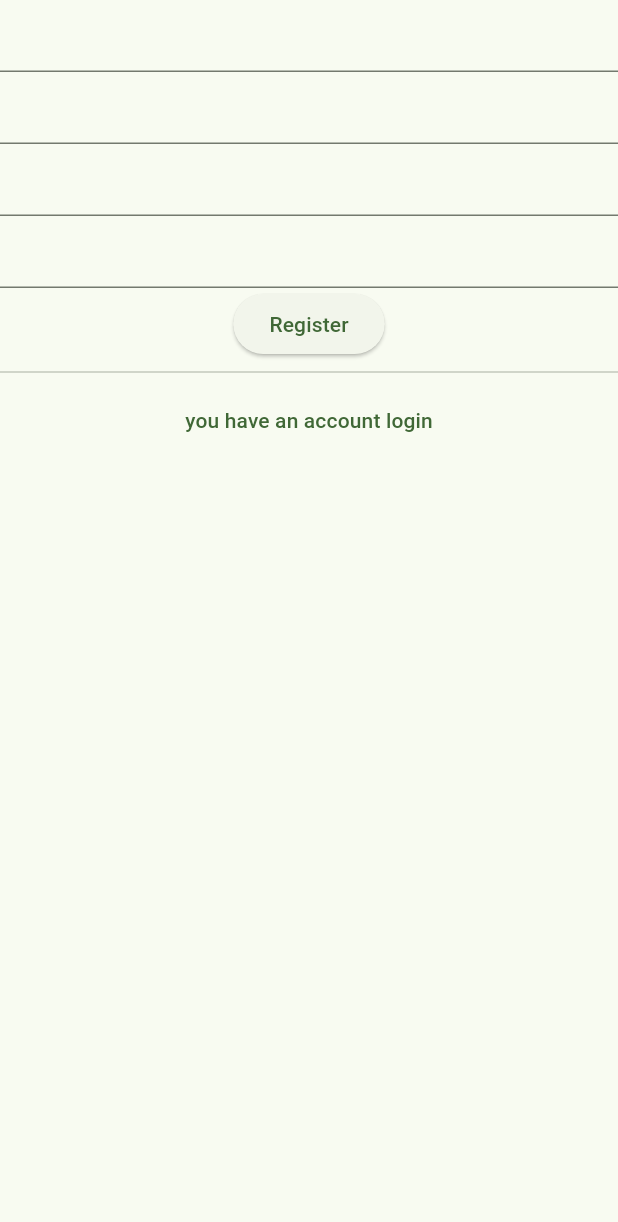
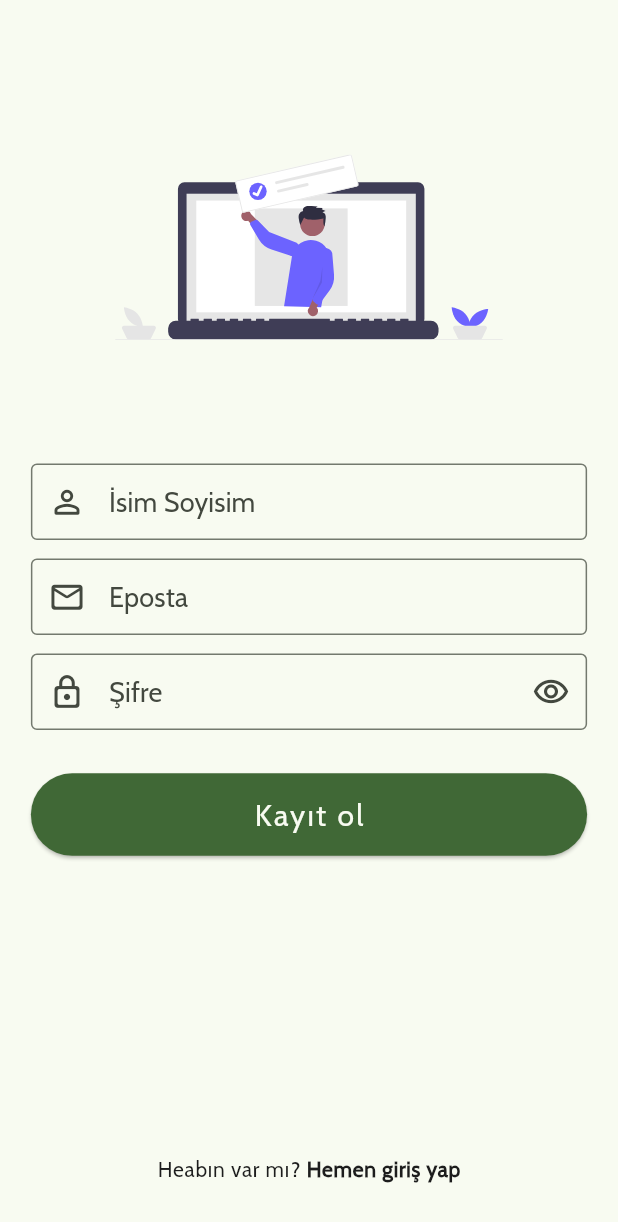
Before and after one commit to suleymangunes/traveling-partner, a Flutter app: the RegisterView screen opened directly, on a phone screen of 412 x 824 dp. Shown: the top 1222 px of the screen. Run offline on Flutter 3.47's test engine with Material 3 defaults, Android fonts, the phone set to English and light mode, and no system bars; our stand-ins replace auto_route, cloud_firestore, equatable, firebase_auth, firebase_core, flutter_bloc and 4 more; accounts and stored records are empty.

Commit message:
Register page design completed and code refactored

```diff
--- a/lib/core/constants/svg/svg_enum.dart
+++ b/lib/core/constants/svg/svg_enum.dart
@@ -1,6 +1,7 @@
 enum SvgEnum {
   traveling('traveling'),
   gooogle('google'),
+  register('register'),
   ;
 
   const SvgEnum(this.value);
--- a/lib/core/init/localization/locale_keys.dart
+++ b/lib/core/init/localization/locale_keys.dart
@@ -19,4 +19,9 @@ abstract class LocaleKeys {
       'İşlem yapılırken beklenmedik bir hataya rastlandı. Lütfen tekrar deneyin.';
   static const String tryAgain = 'Tekrar Dene';
   static const String signOut = 'Çıkış Yap';
+  static const String haveAccount = 'Heabın var mı? ';
+  static const String loginNow = 'Hemen giriş yap';
+  static const String nameSurname = 'İsim Soyisim';
+  static const String validName = 'Geçerli bir isim soyisim girin';
+  static const String signUp = 'Kayıt ol';
 }
--- /dev/null
+++ b/lib/view/_product/register/widget/button/register_button.dart
@@ -0,0 +1,57 @@
+import 'package:cloud_firestore/cloud_firestore.dart';
+import 'package:firebase_auth/firebase_auth.dart';
+import 'package:flutter/material.dart';
+import 'package:traveling_partner/core/extension/constant/constant_extension.dart';
+import 'package:traveling_partner/core/extension/text/text_extension.dart';
+import 'package:traveling_partner/core/init/localization/locale_keys.dart';
+
+class RegisterButton extends StatelessWidget {
+  const RegisterButton({
+    super.key,
+    required GlobalKey<FormState> formKey,
+    required TextEditingController nameController,
+    required TextEditingController emailController,
+    required TextEditingController passwordController,
+  })  : _formKey = formKey,
+        _nameController = nameController,
+        _emailController = emailController,
+        _passwordController = passwordController;
+
+  final GlobalKey<FormState> _formKey;
+  final TextEditingController _nameController;
+  final TextEditingController _emailController;
+  final TextEditingController _passwordController;
+
+  @override
+  Widget build(BuildContext context) {
+    return ElevatedButton(
+      style: ElevatedButton.styleFrom(
+        backgroundColor: context.colorScheme.primary,
+        padding: context.buttonPadding,
+        minimumSize: context.buttonSized,
+      ),
+      onPressed: () async {
+        if (_formKey.currentState!.validate()) {
+          print(_nameController.text);
+          print(_emailController.text);
+          print(_passwordController.text);
+
+          // await AuthService().createPerson("name", "email", "password");
+          await FirebaseAuth.instance.createUserWithEmailAndPassword(
+              email: "email7@gmail.com", password: "password");
+          await FirebaseFirestore.instance
+              .collection("Users")
+              .doc("email")
+              .set({
+            "name": "suleyman",
+            "email": "asdf",
+          });
+        }
+      },
+      child: Text(
+        LocaleKeys.signUp,
+        style: context.titleLargeSpacingBg,
+      ),
+    );
+  }
+}
--- /dev/null
+++ b/lib/view/_product/register/widget/image/register_image.dart
@@ -0,0 +1,20 @@
+import 'package:flutter/material.dart';
+import 'package:flutter_svg/svg.dart';
+import 'package:traveling_partner/core/constants/svg/svg_enum.dart';
+import 'package:traveling_partner/core/extension/context/context_extension.dart';
+
+class RegisterImage extends StatelessWidget {
+  const RegisterImage({
+    super.key,
+  });
+
+  @override
+  Widget build(BuildContext context) {
+    return SizedBox(
+      height: context.svgBigHeight,
+      child: SvgPicture.asset(
+        SvgEnum.register.path,
+      ),
+    );
+  }
+}
--- /dev/null
+++ b/lib/view/_product/register/widget/textbutton/login_now.dart
@@ -0,0 +1,32 @@
+import 'package:flutter/material.dart';
+import 'package:traveling_partner/core/extension/text/text_extension.dart';
+import 'package:traveling_partner/core/init/localization/locale_keys.dart';
+import 'package:traveling_partner/core/init/navigation/app_router_object.dart';
+
+class LoginNow extends StatelessWidget {
+  const LoginNow({
+    super.key,
+  });
+
+  @override
+  Widget build(BuildContext context) {
+    return TextButton(
+      onPressed: () {
+        AppRouterObject.appRouter.maybePop();
+      },
+      child: RichText(
+          text: TextSpan(
+        children: [
+          TextSpan(
+            style: context.bodyLarge,
+            text: LocaleKeys.haveAccount,
+          ),
+          TextSpan(
+            style: context.bodyLargeBold,
+            text: LocaleKeys.loginNow,
+          ),
+        ],
+      )),
+    );
+  }
+}
--- /dev/null
+++ b/lib/view/_product/register/widget/textfield/name_surname_text_field.dart
@@ -0,0 +1,33 @@
+import 'package:flutter/material.dart';
+import 'package:traveling_partner/core/extension/constant/constant_extension.dart';
+import 'package:traveling_partner/core/extension/text/text_extension.dart';
+import 'package:traveling_partner/core/extension/validator/string_validator.dart';
+import 'package:traveling_partner/core/init/localization/locale_keys.dart';
+
+class NameSurnameTextField extends StatelessWidget {
+  const NameSurnameTextField({
+    super.key,
+    required TextEditingController nameController,
+  }) : _nameController = nameController;
+
+  final TextEditingController _nameController;
+
+  @override
+  Widget build(BuildContext context) {
+    return TextFormField(
+      controller: _nameController,
+      decoration: InputDecoration(
+        isDense: true,
+        border: const OutlineInputBorder(),
+        hintText: LocaleKeys.nameSurname,
+        prefixIcon: Icon(
+          Icons.person_outline_rounded,
+          size: context.iconSize,
+        ),
+        errorStyle: context.errorStyle,
+      ),
+      style: context.titleMedium,
+      validator: (value) => value.validateEmpty(LocaleKeys.validName),
+    );
+  }
+}
--- /dev/null
+++ b/lib/view/_product/register/widget/textfield/register_email_textfield.dart
@@ -0,0 +1,35 @@
+import 'package:flutter/material.dart';
+import 'package:traveling_partner/core/extension/constant/constant_extension.dart';
+import 'package:traveling_partner/core/extension/text/text_extension.dart';
+import 'package:traveling_partner/core/extension/validator/email_validator.dart';
+import 'package:traveling_partner/core/init/localization/locale_keys.dart';
+
+class RegisterEmailTextField extends StatelessWidget {
+  const RegisterEmailTextField({
+    super.key,
+    required TextEditingController emailController,
+  }) : _emailController = emailController;
+
+  final TextEditingController _emailController;
+
+  @override
+  Widget build(BuildContext context) {
+    return TextFormField(
+      controller: _emailController,
+      decoration: InputDecoration(
+        isDense: true,
+        border: const OutlineInputBorder(),
+        hintText: LocaleKeys.email,
+        prefixIcon: Icon(
+          Icons.mail_outline_rounded,
+          size: context.iconSize,
+        ),
+        errorStyle: context.errorStyle,
+      ),
+      style: context.titleMedium,
+      validator: (value) => (value != null && value.isValidEmail())
+          ? null
+          : LocaleKeys.validEmail,
+    );
+  }
+}
--- a/lib/view/auth/register/view/register_view.dart
+++ b/lib/view/auth/register/view/register_view.dart
@@ -1,7 +1,11 @@
-import 'package:cloud_firestore/cloud_firestore.dart';
-import 'package:firebase_auth/firebase_auth.dart';
 import 'package:flutter/material.dart';
-import 'package:traveling_partner/core/init/navigation/app_router_object.dart';
+import 'package:traveling_partner/core/extension/context/context_extension.dart';
+import 'package:traveling_partner/view/_product/login/textfield/password_text_field.dart';
+import 'package:traveling_partner/view/_product/register/widget/button/register_button.dart';
+import 'package:traveling_partner/view/_product/register/widget/image/register_image.dart';
+import 'package:traveling_partner/view/_product/register/widget/textbutton/login_now.dart';
+import 'package:traveling_partner/view/_product/register/widget/textfield/name_surname_text_field.dart';
+import 'package:traveling_partner/view/_product/register/widget/textfield/register_email_textfield.dart';
 import 'package:traveling_partner/view/auth/register/service/register_service.dart';
 
 class RegisterView extends StatefulWidget {
@@ -15,7 +19,6 @@ class _RegisterViewState extends State<RegisterView> {
   late TextEditingController _nameController;
   late TextEditingController _emailController;
   late TextEditingController _passwordController;
-  late TextEditingController _passwordAgainController;
   late GlobalKey<FormState> _formKey;
 
   @override
@@ -23,7 +26,6 @@ class _RegisterViewState extends State<RegisterView> {
     _nameController = TextEditingController();
     _emailController = TextEditingController();
     _passwordController = TextEditingController();
-    _passwordAgainController = TextEditingController();
     _formKey = GlobalKey<FormState>();
 
     super.initState();
@@ -34,61 +36,52 @@ class _RegisterViewState extends State<RegisterView> {
     _nameController.dispose();
     _emailController.dispose();
     _passwordController.dispose();
-    _passwordAgainController.dispose();
     super.dispose();
   }
 
   AuthService authService = AuthService();
+
+  void changePasswordObscure() {
+    setState(() {
+      passwordObscure = !passwordObscure;
+    });
+  }
+
+  bool passwordObscure = true;
 
   @override
   Widget build(BuildContext context) {
     return Scaffold(
       body: Form(
         key: _formKey,
-        child: Column(
-          children: [
-            TextFormField(
-              controller: _nameController,
-            ),
-            TextFormField(
-              controller: _emailController,
-            ),
-            TextFormField(
-              controller: _passwordController,
-            ),
-            TextFormField(
-              controller: _passwordAgainController,
-            ),
-            ElevatedButton(
-              onPressed: () async {
-                if (_formKey.currentState!.validate()) {
-                  print(_nameController.text);
-                  print(_emailController.text);
-                  print(_passwordController.text);
-                  print(_passwordAgainController.text);
-
-                  // await AuthService().createPerson("name", "email", "password");
-                  await FirebaseAuth.instance.createUserWithEmailAndPassword(
-                      email: "email7@gmail.com", password: "password");
-                  await FirebaseFirestore.instance
-                      .collection("Users")
-                      .doc("email")
-                      .set({
-                    "name": "suleyman",
-                    "email": "asdf",
-                  });
-                }
-              },
-              child: const Text("Register"),
-            ),
-            const Divider(),
-            TextButton(
-              onPressed: () {
-                AppRouterObject.appRouter.maybePop();
-              },
-              child: const Text("you have an account login"),
-            ),
-          ],
+        child: Padding(
+          padding: context.widgetPadding,
+          child: Column(
+            children: [
+              context.bigSizedBox,
+              const RegisterImage(),
+              context.bigSizedBox,
+              NameSurnameTextField(nameController: _nameController),
+              context.normalSizedBox,
+              RegisterEmailTextField(emailController: _emailController),
+              context.normalSizedBox,
+              PasswordTextField(
+                passwordController: _passwordController,
+                passwordObscure: passwordObscure,
+                onPressed: changePasswordObscure,
+              ),
+              context.normalSizedBox,
+              context.bigXSizedBox,
+              RegisterButton(
+                formKey: _formKey,
+                nameController: _nameController,
+                emailController: _emailController,
+                passwordController: _passwordController,
+              ),
+              const Spacer(),
+              const LoginNow(),
+            ],
+          ),
         ),
       ),
     );
```
Also changed, not shown: assets/svg/register.svg (added).
